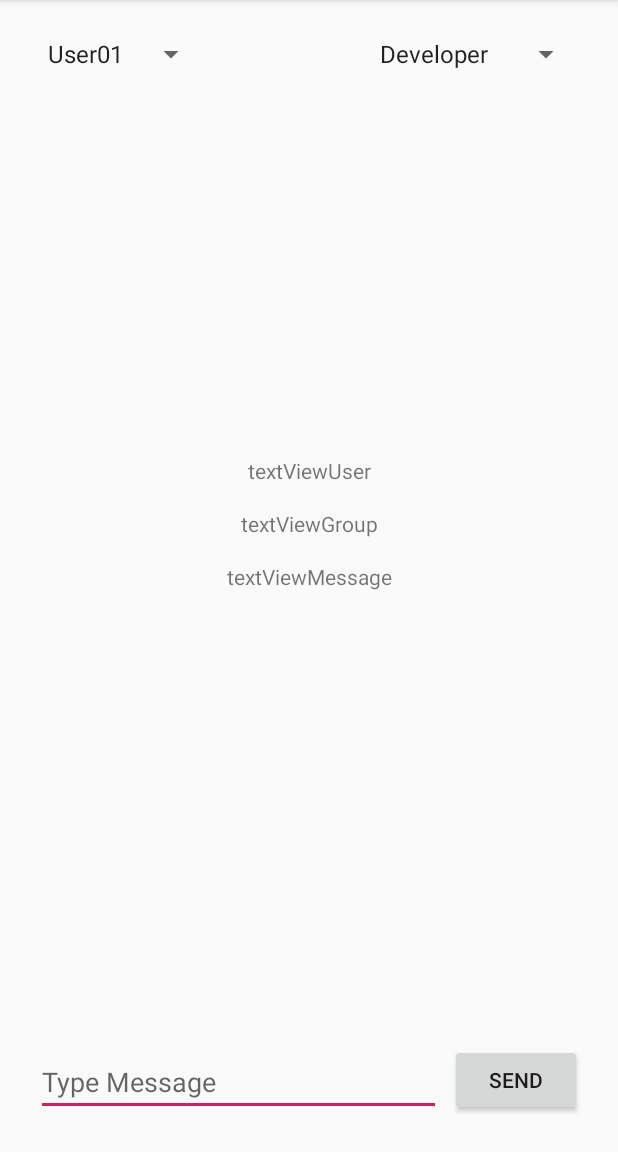
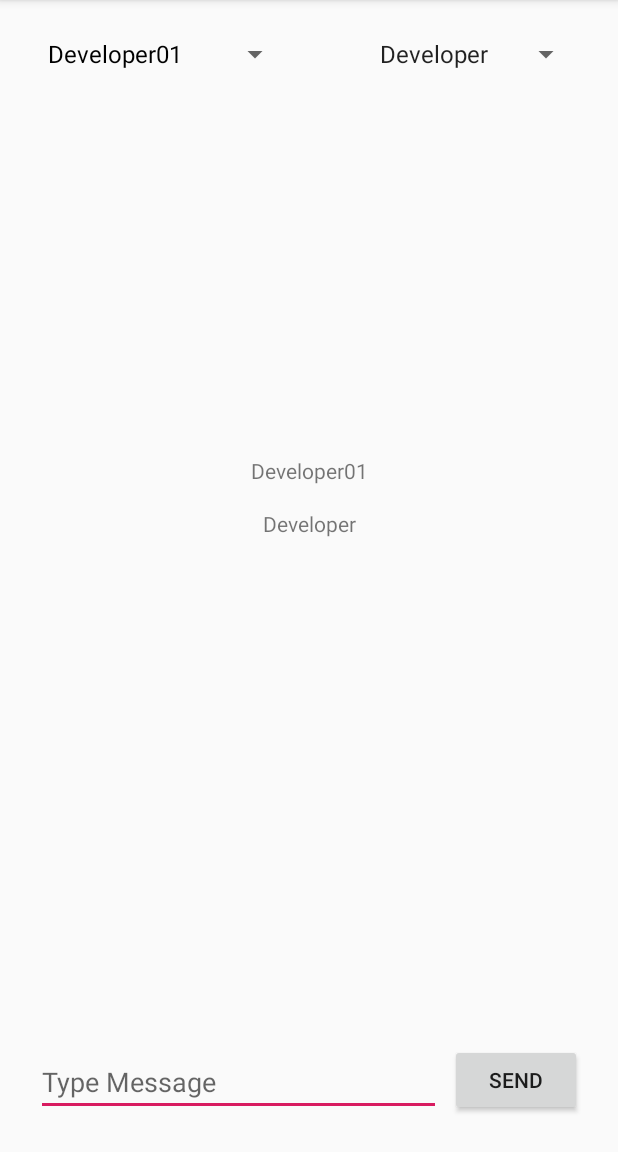
Before and after one commit to pogrammist/SkillboxAndroid2.0, an Android app: the screen it shows after launch (MainActivity), on a phone screen of 412 x 824 dp, the part 84-1236 px from its top. Run offline under Robolectric (Android 15) with nearby library versions, the light colour scheme and no system bars.

Commit message:
Update 8 module update Chat 8.7 hommework add task with an asterisk

```diff
--- a/androin8.7.Chat/app/src/main/java/com/example/androin87chat/MainActivity.java
+++ b/androin8.7.Chat/app/src/main/java/com/example/androin87chat/MainActivity.java
@@ -4,26 +4,28 @@ import androidx.appcompat.app.AppCompatActivity;
 
 import android.os.Bundle;
 import android.view.View;
+import android.widget.AdapterView;
+import android.widget.ArrayAdapter;
 import android.widget.Button;
 import android.widget.EditText;
 import android.widget.Spinner;
 import android.widget.TextView;
+import android.widget.Toast;
 
 import com.example.androin87chat.R;
 
 public class MainActivity extends AppCompatActivity {
-    Spinner spinnerUsers;
-    Spinner spinnerGroups;
-    TextView textViewUser;
-    TextView textViewGroup;
-    TextView textViewMessage;
+    Spinner spinnerUsers, spinnerGroups;
+    TextView textViewUser, textViewGroup, textViewMessage;
     EditText editTextMessage;
     Button buttonSendMessage;
+    String selectedGroup, selectedUser;
 
     @Override
     protected void onCreate(Bundle savedInstanceState) {
         super.onCreate(savedInstanceState);
         setContentView(R.layout.activity_main);
+
         spinnerUsers = findViewById(R.id.spinnerUsers);
         spinnerGroups = findViewById(R.id.spinnerGroups);
         textViewUser = findViewById(R.id.textViewUser);
@@ -31,12 +33,69 @@ public class MainActivity extends AppCompatActivity {
         textViewMessage = findViewById(R.id.textViewMessage);
         editTextMessage = findViewById(R.id.editTextMessage);
         buttonSendMessage = findViewById(R.id.buttonSendMessage);
+
+        spinnerGroups.setOnItemSelectedListener(new AdapterView.OnItemSelectedListener() {
+            @Override
+            public void onItemSelected(AdapterView<?> parent, View view, int position, long id) {
+                // do something upon option selection
+                String selectedClass = parent.getItemAtPosition(position).toString();
+                switch (selectedClass) {
+                    case "Developer":
+                        // assigning div item list defined in XML to the div Spinner
+                        spinnerUsers.setAdapter(new ArrayAdapter<String>(MainActivity.this,
+                                android.R.layout.simple_spinner_dropdown_item,
+                                getResources().getStringArray(R.array.users_1)));
+                        break;
+
+                    case "HandMade":
+                        spinnerUsers.setAdapter(new ArrayAdapter<String>(MainActivity.this,
+                                android.R.layout.simple_spinner_dropdown_item,
+                                getResources().getStringArray(R.array.users_2)));
+                        break;
+
+                    case "Freelancer":
+                        spinnerUsers.setAdapter(new ArrayAdapter<String>(MainActivity.this,
+                                android.R.layout.simple_spinner_dropdown_item,
+                                getResources().getStringArray(R.array.users_3)));
+                        break;
+                }
+
+                //set divSpinner Visibility to Visible
+//                spinnerUsers.setVisibility(View.VISIBLE);
+
+                textViewGroup.setText(spinnerGroups.getSelectedItem().toString());
+            }
+
+            @Override
+            public void onNothingSelected(AdapterView<?> parent) {
+                // can leave this empty
+            }
+        });
+
+        spinnerUsers.setOnItemSelectedListener(new AdapterView.OnItemSelectedListener() {
+            @Override
+            public void onItemSelected(AdapterView<?> parent, View view, int position, long id) {
+                // do something upon option selection
+                selectedUser = parent.getItemAtPosition(position).toString();
+                /*
+                    Now that we have both values, lets create a Toast to
+                    show the values on screen
+                */
+                Toast.makeText(MainActivity.this, "\n Class: \t " + selectedGroup +
+                        "\n Div: \t" + selectedUser, Toast.LENGTH_LONG).show();
+
+                textViewUser.setText(spinnerUsers.getSelectedItem().toString());
+            }
+
+            @Override
+            public void onNothingSelected(AdapterView<?> parent) {
+                // can leave this empty
+            }
+
+        });
     }
 
     public void sendMessage(View view) {
         textViewMessage.setText(editTextMessage.getText());
-        textViewUser.setText(spinnerUsers.getSelectedItem().toString());
-        textViewGroup.setText(spinnerGroups.getSelectedItem().toString());
-
     }
 }
--- a/androin8.7.Chat/app/src/main/res/layout/activity_main.xml
+++ b/androin8.7.Chat/app/src/main/res/layout/activity_main.xml
@@ -30,7 +30,6 @@
         android:id="@+id/textViewMessage"
         android:layout_width="wrap_content"
         android:layout_height="wrap_content"
-        android:text="textViewMessage"
         app:layout_constraintBottom_toBottomOf="parent"
         app:layout_constraintEnd_toEndOf="parent"
         app:layout_constraintStart_toStartOf="parent"
@@ -38,14 +37,14 @@
 
     <Spinner
         android:id="@+id/spinnerUsers"
-        android:layout_width="wrap_content"
-        android:layout_height="wrap_content"
+        android:layout_width="170dp"
+        android:layout_height="24dp"
         android:layout_marginStart="24dp"
         android:layout_marginLeft="24dp"
         android:layout_marginTop="24dp"
-        android:entries="@array/users"
         app:layout_constraintStart_toStartOf="parent"
         app:layout_constraintTop_toTopOf="parent" />
+<!--        android:visibility="gone"-->
 
     <Spinner
         android:id="@+id/spinnerGroups"
--- a/androin8.7.Chat/app/src/main/res/values/strings.xml
+++ b/androin8.7.Chat/app/src/main/res/values/strings.xml
@@ -1,15 +1,28 @@
 <resources>
     <string name="app_name">androin8.7.Chat</string>
-    <string-array name="users">
-        <item>User01</item>
-        <item>User02</item>
-        <item>User03</item>
-        <item>User04</item>
-        <item>User05</item>
-    </string-array>
+
     <string-array name="groups">
         <item>Developer</item>
         <item>HandMade</item>
         <item>Freelancer</item>
     </string-array>
+    <string-array name="users_1">
+        <item>Developer01</item>
+        <item>Developer02</item>
+        <item>Developer03</item>
+        <item>Developer04</item>
+        <item>Developer05</item>
+    </string-array>
+    <string-array name="users_2">
+        <item>HandMade01</item>
+        <item>HandMade02</item>
+        <item>HandMade03</item>
+        <item>HandMade04</item>
+    </string-array>
+    <string-array name="users_3">
+        <item>Freelancer01</item>
+        <item>Freelancer02</item>
+        <item>Freelancer03</item>
+    </string-array>
+
 </resources>
```
